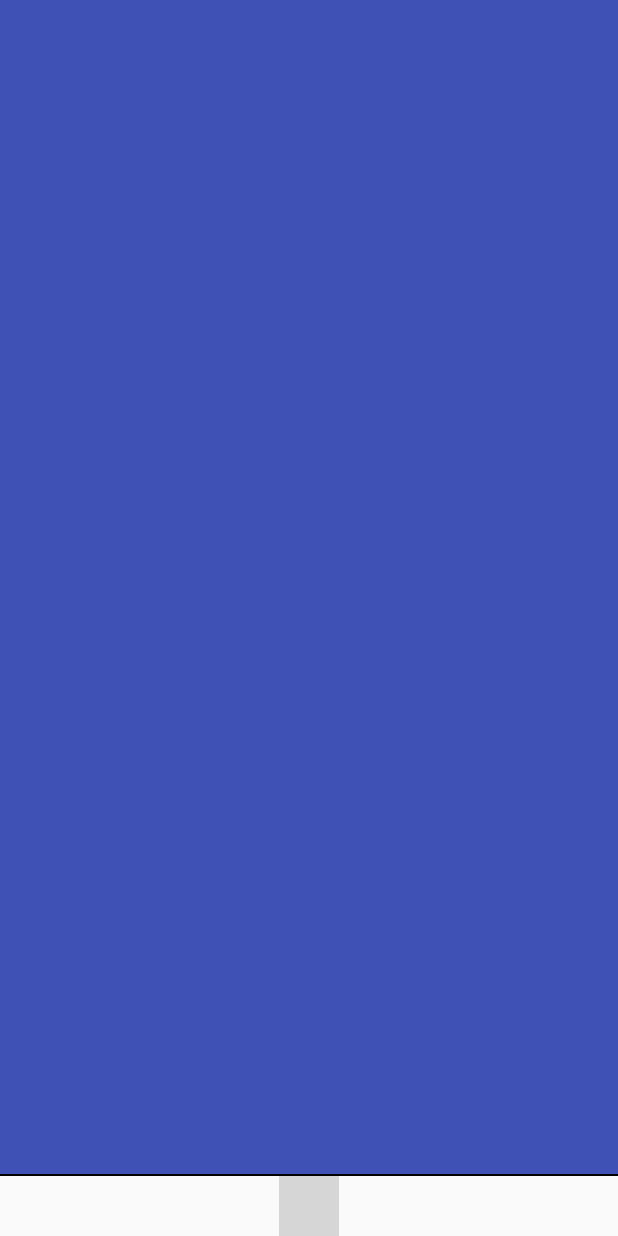
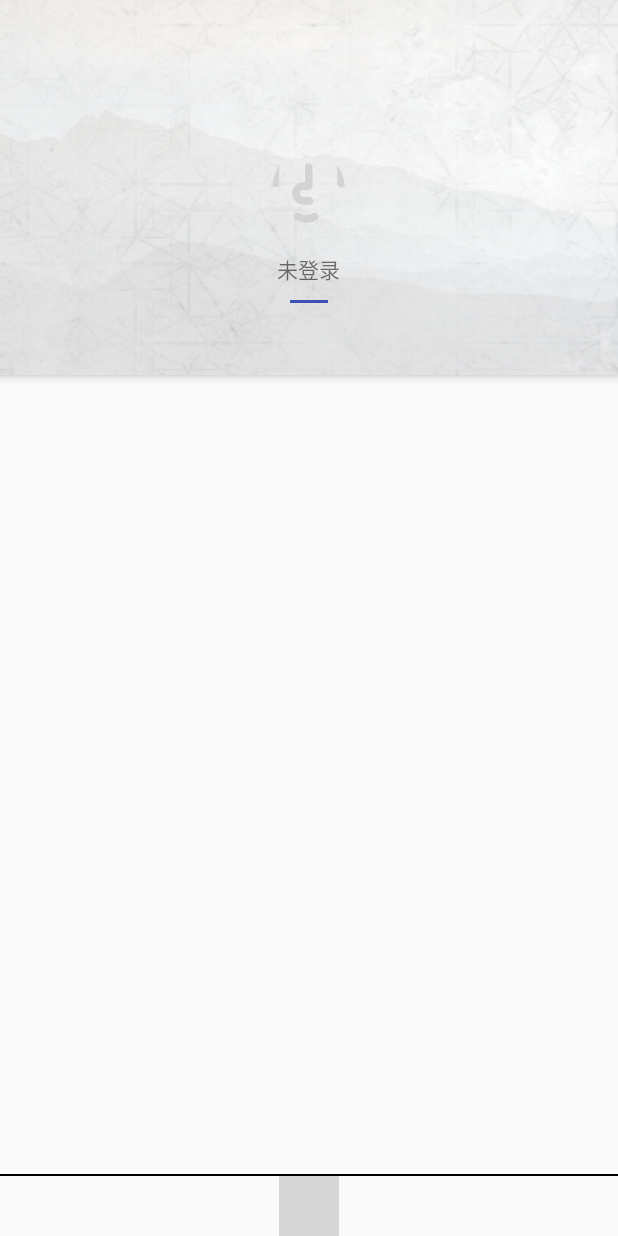
Before and after one commit to LikeRainDay/QingDan, an Android app: the fragment SelfFramgment placed in its activity, on a phone screen of 412 x 824 dp. Run offline under Robolectric (Android 15) with nearby library versions, the phone set to English and light mode, and no system bars; our stand-ins replace ButterKnife, CircleImageView.

Commit message:
个人界面的搭建

```diff
--- a/app/build.gradle
+++ b/app/build.gradle
@@ -34,4 +34,5 @@ dependencies {
     compile ('cn.trinea.android.view.autoscrollviewpager:android-auto-scroll-view-pager:1.1.2') {
         exclude module: 'support-v4'
     }
+    compile 'de.hdodenhof:circleimageview:2.1.0'
 }
--- a/app/src/main/java/com/example/houshuai/qingdan/UI/Activity/MainActivity.java
+++ b/app/src/main/java/com/example/houshuai/qingdan/UI/Activity/MainActivity.java
@@ -13,6 +13,7 @@ import com.example.houshuai.qingdan.UI.fragment.SelfFramgment;
 import com.example.houshuai.qingdan.UI.fragment.TiaoXuanFramgment;
 
 import butterknife.BindView;
+
 /*主界面*/
 public class MainActivity extends BaseActivity {
     private int[] picSelect = {R.drawable.qingdan_selector, R.drawable.tiaoxuan_selector, R.drawable.self_selector};
--- a/app/src/main/res/layout/qingdan_framgment.xml
+++ b/app/src/main/res/layout/qingdan_framgment.xml
@@ -28,7 +28,6 @@
                 android:id="@+id/main_toolbar"
                 android:layout_width="match_parent"
                 android:layout_height="?attr/actionBarSize"
-                app:layout_collapseMode="parallax"
                 app:layout_scrollFlags="scroll|enterAlways|snap" />
         </android.support.design.widget.CollapsingToolbarLayout>
     </android.support.design.widget.AppBarLayout>
--- a/app/src/main/res/layout/self_framgment.xml
+++ b/app/src/main/res/layout/self_framgment.xml
@@ -1,10 +1,37 @@
 <?xml version="1.0" encoding="utf-8"?>
-<LinearLayout xmlns:android="http://schemas.android.com/apk/res/android"
-    android:orientation="vertical" android:layout_width="match_parent"
-    android:layout_height="match_parent">
-<ImageView
-    android:id="@+id/tv"
+<android.support.design.widget.CoordinatorLayout xmlns:android="http://schemas.android.com/apk/res/android"
+    xmlns:app="http://schemas.android.com/apk/res-auto"
     android:layout_width="match_parent"
     android:layout_height="match_parent"
-    android:background="@color/colorPrimary"/>
-</LinearLayout>
+    android:orientation="vertical">
+
+    <android.support.design.widget.AppBarLayout
+        android:layout_width="match_parent"
+        android:layout_height="wrap_content"
+        android:fitsSystemWindows="true">
+<android.support.design.widget.CollapsingToolbarLayout
+    android:layout_width="match_parent"
+    android:layout_height="wrap_content">
+        <include
+            layout="@layout/self_heard"
+            app:layout_scrollFlags="scroll|enterAlwaysCollapsed" />
+
+        <android.support.v7.widget.Toolbar
+            android:id="@+id/self_toolabr"
+            android:layout_width="match_parent"
+            android:layout_height="?attr/actionBarSize"
+            app:layout_scrollFlags="scroll|enterAlwaysCollapsed"
+
+            />
+</android.support.design.widget.CollapsingToolbarLayout>
+    </android.support.design.widget.AppBarLayout>
+
+    <FrameLayout
+        android:id="@+id/self_fragment"
+        android:layout_width="match_parent"
+        android:layout_height="match_parent"
+        app:layout_behavior="@string/appbar_scrolling_view_behavior"
+        >
+    </FrameLayout>
+
+</android.support.design.widget.CoordinatorLayout>
--- /dev/null
+++ b/app/src/main/res/layout/self_haslogin.xml
@@ -0,0 +1,6 @@
+<?xml version="1.0" encoding="utf-8"?>
+<LinearLayout xmlns:android="http://schemas.android.com/apk/res/android"
+    android:orientation="vertical" android:layout_width="match_parent"
+    android:layout_height="match_parent">
+
+</LinearLayout>
--- /dev/null
+++ b/app/src/main/res/layout/self_heard.xml
@@ -0,0 +1,33 @@
+<?xml version="1.0" encoding="utf-8"?>
+<RelativeLayout xmlns:android="http://schemas.android.com/apk/res/android"
+    android:orientation="vertical" android:layout_width="match_parent"
+    android:id="@+id/self_BackgroudPic"
+    android:layout_height="250dp"
+    android:background="@mipmap/user_background"
+    >
+      <de.hdodenhof.circleimageview.CircleImageView
+          android:layout_width="wrap_content"
+          android:layout_height="wrap_content"
+          android:src="@mipmap/mascot"
+          android:layout_centerInParent="true"
+          android:id="@+id/self_image" />
+
+    <TextView
+        android:layout_width="wrap_content"
+        android:layout_height="wrap_content"
+        android:text="@string/LoginState"
+        android:layout_below="@+id/self_image"
+        android:layout_centerHorizontal="true"
+        android:layout_marginTop="20dp"
+        android:id="@+id/textView" />
+
+    <ImageView
+        android:layout_width="25dp"
+        android:layout_height="2dp"
+        android:background="@color/colorPrimary"
+        android:layout_below="@+id/textView"
+        android:layout_centerHorizontal="true"
+        android:layout_marginTop="10dp"
+        android:id="@+id/imageView" />
+
+</RelativeLayout>
--- a/app/src/main/res/values/colors.xml
+++ b/app/src/main/res/values/colors.xml
@@ -3,4 +3,5 @@
     <color name="colorPrimary">#3F51B5</color>
     <color name="colorPrimaryDark">#303F9F</color>
     <color name="colorAccent">#FF4081</color>
+    <color name="self_buttomColor">#ba1b9b</color>
 </resources>
--- a/app/src/main/res/values/strings.xml
+++ b/app/src/main/res/values/strings.xml
@@ -1,5 +1,8 @@
 <resources>
     <string name="app_name">QingDan</string>
+    <string name="LoginState">未登录</string>
+    <string name="self_noLogin">请登录体验所有服务</string>
+    <string name="goto_login">去登陆</string>
     <string-array name="bottom_title">
         <item>清单</item>
         <item>挑选</item>
```
Also changed, not shown: app/src/main/res/drawable/self_button.xml (added, +14 -0 lines), app/src/main/res/layout/self_noloagin.xml (added, +34 -0 lines), app/src/main/res/mipmap-xxhdpi/mascot.png (added), app/src/main/res/mipmap-xxhdpi/user_background.png (added).
